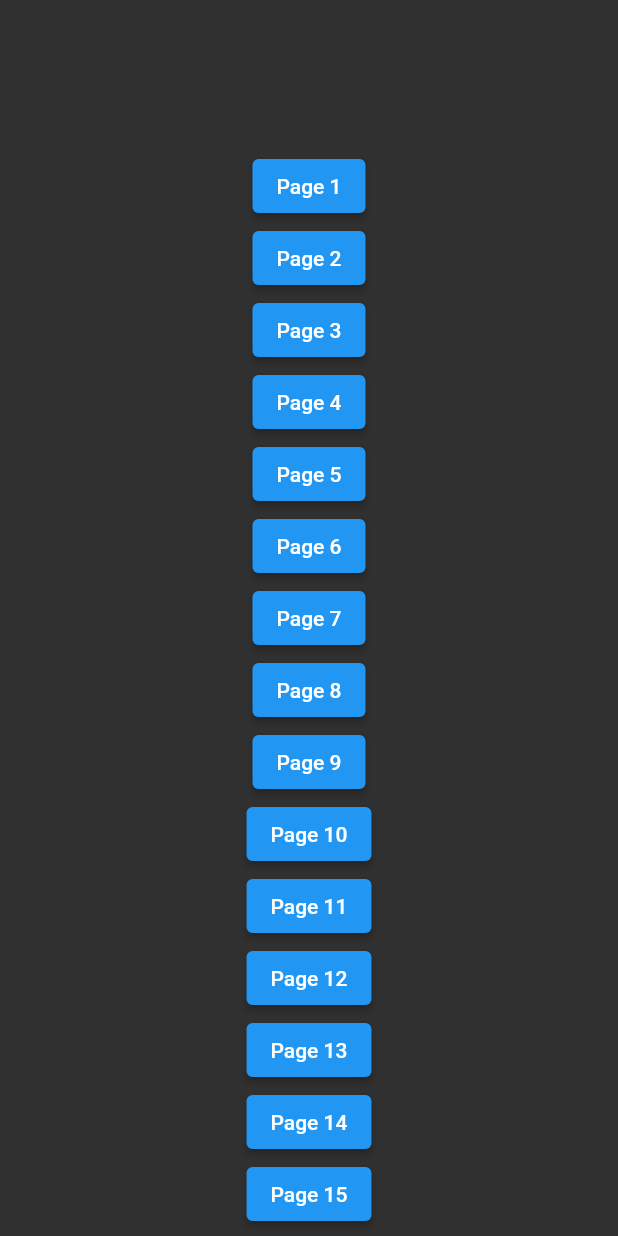
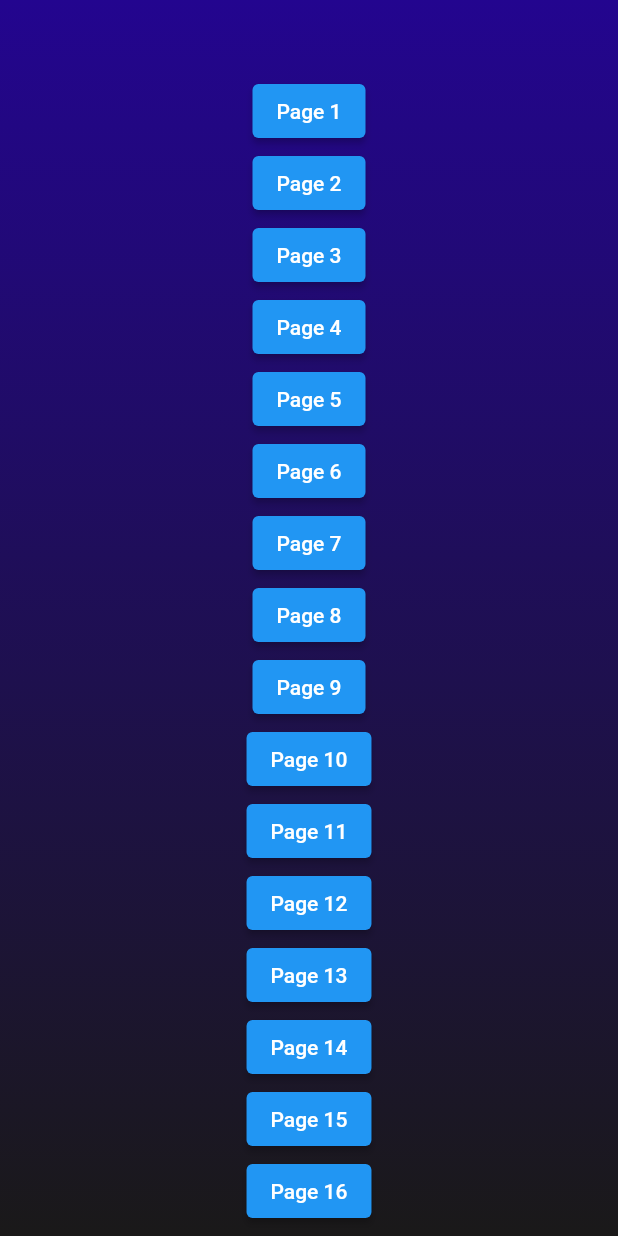
Before and after one commit to droy312/hacktoberfest_2022_flutter_opensource_project, a Flutter app: the screen it shows after launch, on a phone screen of 412 x 824 dp. Run offline on Flutter 3.47's test engine with Material 2 defaults, Android fonts, the phone set to English and light mode, and no system bars.

Commit message:
added gradient

````diff
--- a/lib/home_page.dart
+++ b/lib/home_page.dart
@@ -23,10 +23,22 @@ class HomePage extends StatelessWidget {
 
   @override
   Widget build(BuildContext context) {
-    return Scaffold(
+    return Container(
+      decoration: const BoxDecoration(
+        gradient: LinearGradient(
+          colors: [
+            Color.fromARGB(255, 35, 5, 143),
+            Color.fromARGB(255, 26, 25, 25),
+          ],
+          begin: Alignment.topCenter,
+          end: Alignment.bottomCenter,
+        ),
+      ),
+      child: Scaffold(
+        backgroundColor: Colors.transparent,
         body: ListView(
           children: const [
-          SizedBox(height: 100),
+            SizedBox(height: 50),
             PageButton(pageNumber: 1, page: Page1()),
             PageButton(pageNumber: 2, page: Page2()),
             PageButton(pageNumber: 3, page: Page3()),
@@ -63,6 +75,7 @@ class HomePage extends StatelessWidget {
             /// ```
           ],
         ),
+      ),
     );
   }
 }
````
Lines whose indentation alone changed are shown as unchanged.
